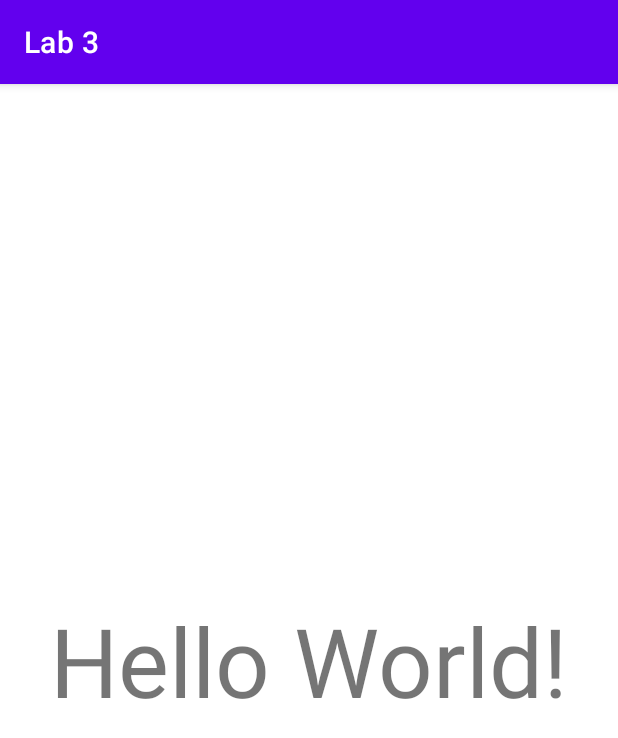
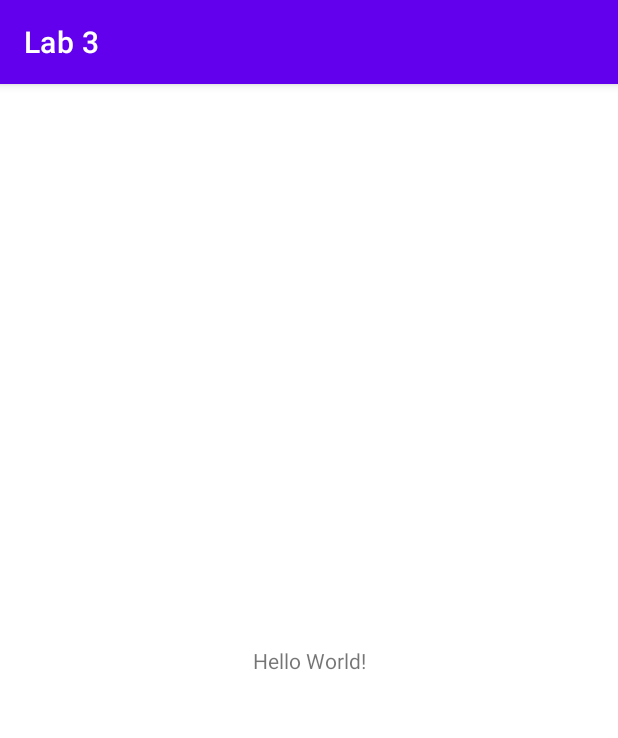
Before and after one commit to mechong/Lab3, an Android app: the screen it shows after launch (MainActivity), on a phone screen of 412 x 824 dp. Shown: the top 738 px of the screen. Run offline under Robolectric (Android 15) with nearby library versions, the phone set to English and light mode, and no system bars.

Commit message:
Revert "change text size"

```diff
--- a/app/src/main/res/layout/activity_main.xml
+++ b/app/src/main/res/layout/activity_main.xml
@@ -10,7 +10,6 @@
         android:layout_width="wrap_content"
         android:layout_height="wrap_content"
         android:text="Hello World!"
-        android:textSize="64sp"
         app:layout_constraintBottom_toBottomOf="parent"
         app:layout_constraintLeft_toLeftOf="parent"
         app:layout_constraintRight_toRightOf="parent"
```
